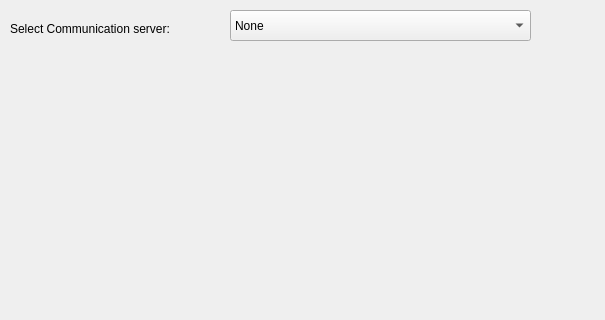
The window that commands.ui (calebxyz/bitcon_server) describes before a commit, drawn with Qt 5.
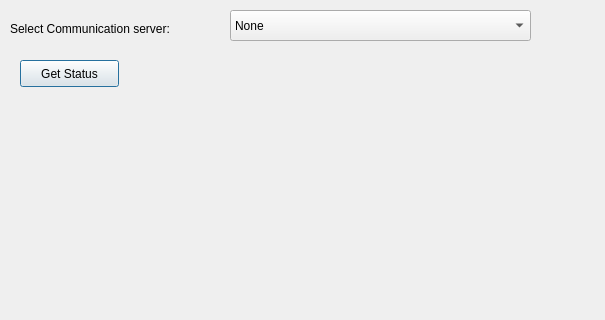
The same window after the commit.

Diff of the .ui file:
```diff
--- a/commands.ui
+++ b/commands.ui
@@ -41,6 +41,19 @@
     </property>
    </item>
   </widget>
+  <widget class="QPushButton" name="pushButton">
+   <property name="geometry">
+    <rect>
+     <x>20</x>
+     <y>60</y>
+     <width>99</width>
+     <height>27</height>
+    </rect>
+   </property>
+   <property name="text">
+    <string>Get Status</string>
+   </property>
+  </widget>
  </widget>
  <resources/>
  <connections/>
```
